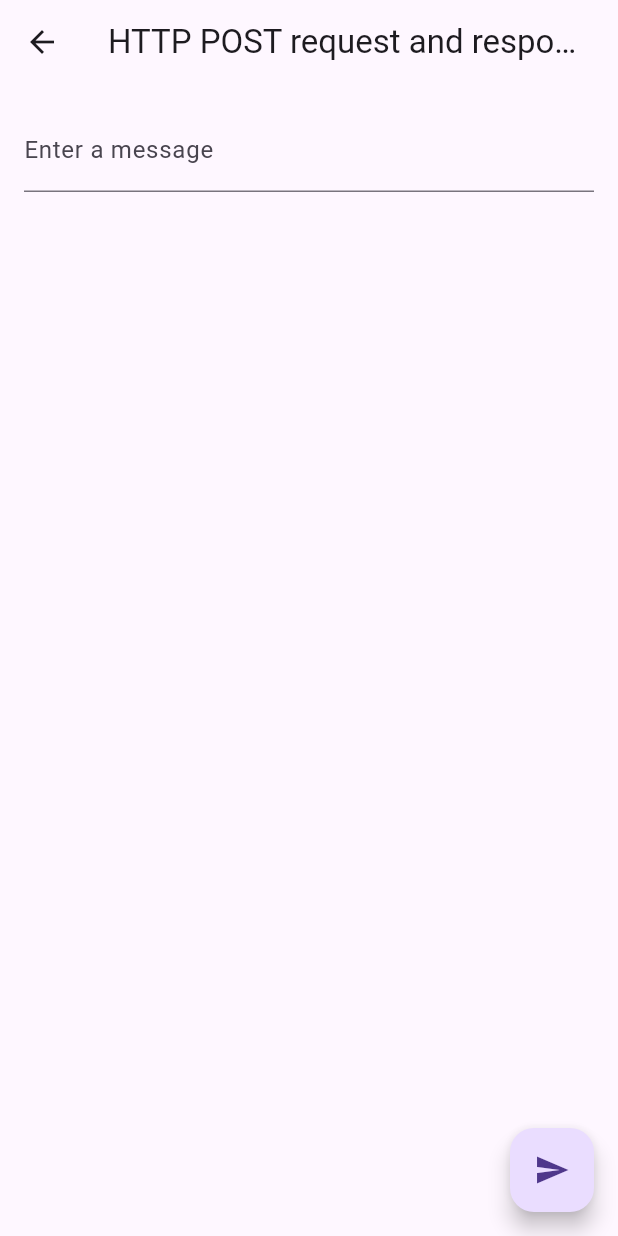
After one commit to hyphenXY/Indoor-Navigation-for-Visually-Impaired, a Flutter app: the MyHomePage screen opened directly, on a phone screen of 412 x 824 dp. The commit adds this screen. Run offline on Flutter 3.47's test engine with Material 3 defaults, Android fonts, the phone set to English and light mode, and no system bars; our stand-ins replace flutter_bloc, flutter_blue_plus.

Commit message:
python package

```diff
--- a/lib/ScanScreen.dart
+++ b/lib/ScanScreen.dart
@@ -2,7 +2,6 @@ import 'dart:async';
 
 import 'package:flutter/material.dart';
 import 'package:flutter_blue_plus/flutter_blue_plus.dart';
-import 'package:serious_python/serious_python.dart';
 
 import 'ScanResultTile.dart';
 import 'utils/snackbar.dart';
--- /dev/null
+++ b/lib/python_runner.dart
@@ -0,0 +1,77 @@
+import 'dart:convert';
+
+import 'package:flutter/material.dart';
+import 'package:http/http.dart';
+import 'package:flutter_bloc/flutter_bloc.dart';
+
+//write code to send a list which is inputed from main.dart to the server and get the response from the server and display it in the main.dart
+//i already have main.dart file
+
+class MyHomePage extends StatefulWidget {
+  const MyHomePage({super.key});
+
+  @override
+  _MyHomePageState createState() => _MyHomePageState();
+}
+
+class _MyHomePageState extends State<MyHomePage> {
+  final TextEditingController _controller = TextEditingController();
+  final List<String> _items = [];
+
+  @override
+  Widget build(BuildContext context) {
+    return Scaffold(
+      appBar: AppBar(
+        title: const Text('HTTP POST request and response'),
+      ),
+      body: Column(
+        children: <Widget>[
+          Padding(
+            padding: const EdgeInsets.all(16.0),
+            child: TextField(
+              controller: _controller,
+              decoration: const InputDecoration(
+                labelText: 'Enter a message',
+              ),
+            ),
+          ),
+          Expanded(
+            child: ListView.builder(
+              itemCount: _items.length,
+              itemBuilder: (BuildContext context, int index) {
+                return ListTile(
+                  title: Text(_items[index]),
+                );
+              },
+            ),
+          ),
+        ],
+      ),
+      floatingActionButton: FloatingActionButton(
+        onPressed: () async {
+          final String message = _controller.text;
+          final String url = 'https://jsonplaceholder.typicode.com/posts';
+          final Response response = await post(
+            Uri.parse(url),
+            headers: <String, String>{
+              'Content-Type': 'application/json; charset=UTF-8',
+            },
+            body: jsonEncode(<String, String>{
+              'title': message,
+            }),
+          );
+          if (response.statusCode == 201) {
+            final Map<String, dynamic> data = jsonDecode(response.body);
+            setState(() {
+              _items.add(data['title']);
+            });
+          } else {
+            throw Exception('Failed to load data');
+          }
+        },
+        tooltip: 'Send message',
+        child: const Icon(Icons.send),
+      ),
+    );
+  }
+}
--- a/pubspec.yaml
+++ b/pubspec.yaml
@@ -35,9 +35,9 @@ dependencies:
   # The following adds the Cupertino Icons font to your application.
   # Use with the CupertinoIcons class for iOS style icons.
   cupertino_icons: ^1.0.6
+  http: ^1.2.1
   flutter_blue_plus: ^1.31.16
-  chaquopy: ^0.0.19
-  serious_python: ^0.7.0
+  flutter_bloc: ^8.1.4
 
 dev_dependencies:
   flutter_test:
```
Also changed, not shown: lib/main.dart (+2 -8 lines), pubspec.lock, 6 other files.
